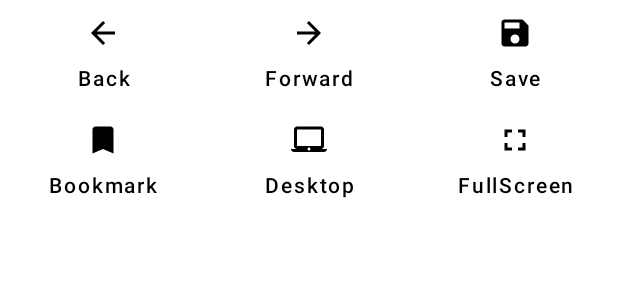
After one commit to HarshAndroid/LetsBrowse-Android-Webview-Kotlin, an Android app: the layout more_features.xml on its own in the app's theme, with its tools: preview values and no code run, on a phone screen of 412 x 824 dp. The commit adds this screen. Shown: the top 300 px of the screen. Run offline under Robolectric (Android 15) with nearby library versions, the phone set to English and light mode, and no system bars.

```diff
--- /dev/null
+++ b/app/src/main/res/drawable/ic_back.xml
@@ -0,0 +1,11 @@
+<vector xmlns:android="http://schemas.android.com/apk/res/android"
+    android:width="24dp"
+    android:height="24dp"
+    android:viewportWidth="24"
+    android:viewportHeight="24"
+    android:tint="?attr/colorControlNormal"
+    android:autoMirrored="true">
+  <path
+      android:fillColor="@android:color/white"
+      android:pathData="M20,11H7.83l5.59,-5.59L12,4l-8,8 8,8 1.41,-1.41L7.83,13H20v-2z"/>
+</vector>
--- /dev/null
+++ b/app/src/main/res/drawable/ic_bookmark.xml
@@ -0,0 +1,10 @@
+<vector xmlns:android="http://schemas.android.com/apk/res/android"
+    android:width="24dp"
+    android:height="24dp"
+    android:viewportWidth="24"
+    android:viewportHeight="24"
+    android:tint="?attr/colorControlNormal">
+  <path
+      android:fillColor="@android:color/white"
+      android:pathData="M17,3H7c-1.1,0 -1.99,0.9 -1.99,2L5,21l7,-3 7,3V5c0,-1.1 -0.9,-2 -2,-2z"/>
+</vector>
--- /dev/null
+++ b/app/src/main/res/drawable/ic_desktop.xml
@@ -0,0 +1,10 @@
+<vector xmlns:android="http://schemas.android.com/apk/res/android"
+    android:width="24dp"
+    android:height="24dp"
+    android:viewportWidth="24"
+    android:viewportHeight="24"
+    android:tint="?attr/colorControlNormal">
+  <path
+      android:fillColor="@android:color/white"
+      android:pathData="M20,18c1.1,0 1.99,-0.9 1.99,-2L22,5c0,-1.1 -0.9,-2 -2,-2L4,3c-1.1,0 -2,0.9 -2,2v11c0,1.1 0.9,2 2,2L0,18c0,1.1 0.9,2 2,2h20c1.1,0 2,-0.9 2,-2h-4zM4,5h16v11L4,16L4,5zM12,19c-0.55,0 -1,-0.45 -1,-1s0.45,-1 1,-1 1,0.45 1,1 -0.45,1 -1,1z"/>
+</vector>
--- /dev/null
+++ b/app/src/main/res/drawable/ic_fullscreen.xml
@@ -0,0 +1,10 @@
+<vector xmlns:android="http://schemas.android.com/apk/res/android"
+    android:width="24dp"
+    android:height="24dp"
+    android:viewportWidth="24"
+    android:viewportHeight="24"
+    android:tint="?attr/colorControlNormal">
+  <path
+      android:fillColor="@android:color/white"
+      android:pathData="M7,14L5,14v5h5v-2L7,17v-3zM5,10h2L7,7h3L10,5L5,5v5zM17,17h-3v2h5v-5h-2v3zM14,5v2h3v3h2L19,5h-5z"/>
+</vector>
--- /dev/null
+++ b/app/src/main/res/drawable/ic_save.xml
@@ -0,0 +1,10 @@
+<vector xmlns:android="http://schemas.android.com/apk/res/android"
+    android:width="24dp"
+    android:height="24dp"
+    android:viewportWidth="24"
+    android:viewportHeight="24"
+    android:tint="?attr/colorControlNormal">
+  <path
+      android:fillColor="@android:color/white"
+      android:pathData="M17,3L5,3c-1.11,0 -2,0.9 -2,2v14c0,1.1 0.89,2 2,2h14c1.1,0 2,-0.9 2,-2L21,7l-4,-4zM12,19c-1.66,0 -3,-1.34 -3,-3s1.34,-3 3,-3 3,1.34 3,3 -1.34,3 -3,3zM15,9L5,9L5,5h10v4z"/>
+</vector>
--- /dev/null
+++ b/app/src/main/res/layout/more_features.xml
@@ -0,0 +1,96 @@
+<?xml version="1.0" encoding="utf-8"?>
+<LinearLayout xmlns:android="http://schemas.android.com/apk/res/android"
+    xmlns:app="http://schemas.android.com/apk/res-auto"
+    android:orientation="vertical"
+    android:layout_width="match_parent"
+    android:layout_height="wrap_content">
+
+    <LinearLayout
+        android:layout_width="match_parent"
+        android:layout_height="wrap_content"
+        android:orientation="horizontal">
+
+        <com.google.android.material.button.MaterialButton
+            android:layout_width="0dp"
+            android:layout_height="match_parent"
+            android:layout_weight="1"
+            app:icon="@drawable/ic_back"
+            android:text="@string/back"
+            app:iconGravity="top"
+            android:background="?attr/selectableItemBackground"
+            app:iconTint="@color/black"
+            android:textColor="@color/black"
+            android:textAllCaps="false"/>
+
+        <com.google.android.material.button.MaterialButton
+            android:layout_width="0dp"
+            android:layout_height="match_parent"
+            android:layout_weight="1"
+            app:icon="@drawable/ic_forward"
+            android:text="@string/forward"
+            app:iconGravity="top"
+            android:background="?attr/selectableItemBackground"
+            app:iconTint="@color/black"
+            android:textColor="@color/black"
+            android:textAllCaps="false"/>
+
+        <com.google.android.material.button.MaterialButton
+            android:layout_width="0dp"
+            android:layout_height="match_parent"
+            android:layout_weight="1"
+            app:icon="@drawable/ic_save"
+            android:text="@string/save"
+            app:iconGravity="top"
+            android:background="?attr/selectableItemBackground"
+            app:iconTint="@color/black"
+            android:textColor="@color/black"
+            android:textAllCaps="false"/>
+
+
+    </LinearLayout>
+
+    <LinearLayout
+        android:layout_width="match_parent"
+        android:layout_height="wrap_content"
+        android:orientation="horizontal">
+
+        <com.google.android.material.button.MaterialButton
+            android:layout_width="0dp"
+            android:layout_height="match_parent"
+            android:layout_weight="1"
+            app:icon="@drawable/ic_bookmark"
+            android:text="@string/bookmark"
+            app:iconGravity="top"
+            android:background="?attr/selectableItemBackground"
+            app:iconTint="@color/black"
+            android:textColor="@color/black"
+            android:textAllCaps="false"/>
+
+        <com.google.android.material.button.MaterialButton
+            android:layout_width="0dp"
+            android:layout_height="match_parent"
+            android:layout_weight="1"
+            app:icon="@drawable/ic_desktop"
+            android:text="@string/desktop"
+            app:iconGravity="top"
+            android:background="?attr/selectableItemBackground"
+            app:iconTint="@color/black"
+            android:textColor="@color/black"
+            android:textAllCaps="false"/>
+
+        <com.google.android.material.button.MaterialButton
+            android:layout_width="0dp"
+            android:layout_height="match_parent"
+            android:layout_weight="1"
+            app:icon="@drawable/ic_fullscreen"
+            android:text="@string/fullscreen"
+            app:iconGravity="top"
+            android:background="?attr/selectableItemBackground"
+            app:iconTint="@color/black"
+            android:textColor="@color/black"
+            android:textAllCaps="false"/>
+
+
+    </LinearLayout>
+
+</LinearLayout>
--- a/app/src/main/res/values/strings.xml
+++ b/app/src/main/res/values/strings.xml
@@ -3,8 +3,13 @@
     <string name="enter_url">Enter Url</string>
     <string name="go_btn">Go Button</string>
     <string name="settings_btn">Settings Button</string>
+    <string name="search_hint">Search</string>
 
-    <string name="search_hint">Search</string>
-    <!-- TODO: Remove or change this placeholder text -->
-    <string name="hello_blank_fragment">Hello blank fragment</string>
+    <string name="homePage">HomePage</string>
+    <string name="bookmark">Bookmark</string>
+    <string name="back">Back</string>
+    <string name="forward">Forward</string>
+    <string name="fullscreen">FullScreen</string>
+    <string name="save">Save</string>
+    <string name="desktop">Desktop</string>
 </resources>
```
Also changed, not shown: app/src/main/java/com/harshrajpurohit/letsbrowse/BrowseFragment.kt (+24 -5 lines), app/src/main/res/layout/activity_main.xml (+18 -13 lines), app/src/main/res/xml/activity_main_scene.xml (added, +39 -0 lines).
